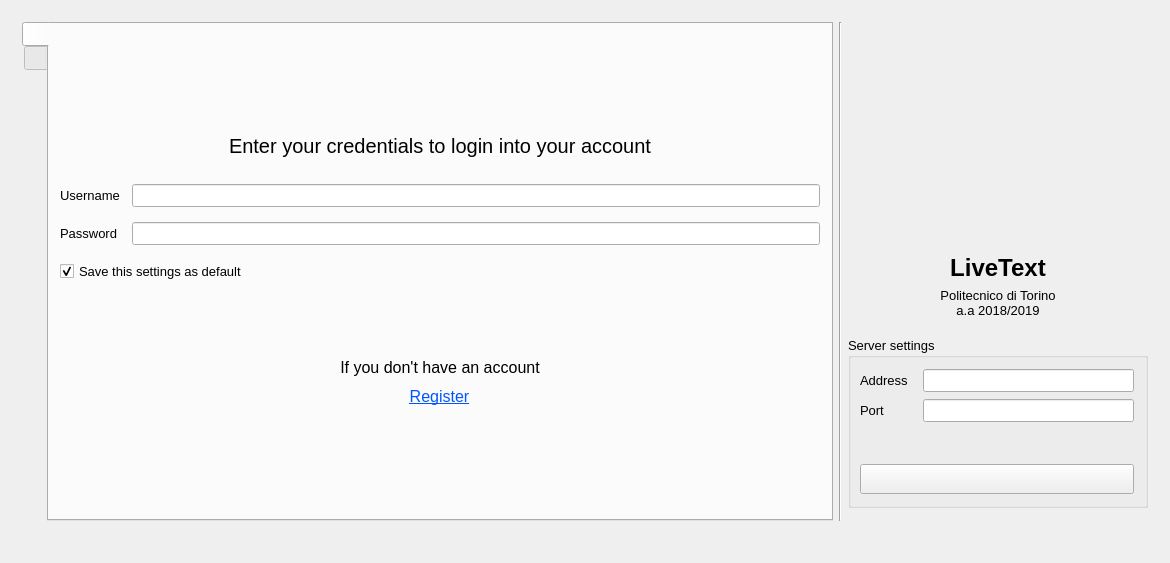
First picture: the form in textedit/landingpage.ui, repository pgallo725/livetext-pds, before the edit.
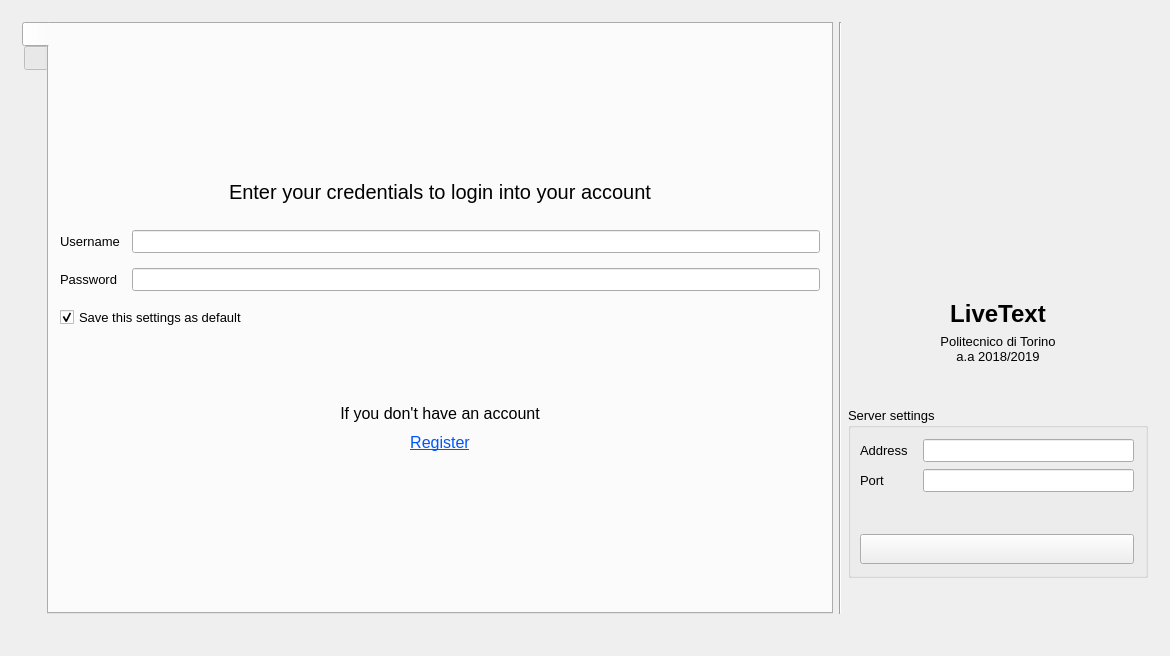
Second picture: the form after the edit. The open tabs and pages were chosen to show the change.

The edit to the form file:
```diff
--- a/textedit/landingpage.ui
+++ b/textedit/landingpage.ui
@@ -7,7 +7,7 @@
     <x>0</x>
     <y>0</y>
     <width>1170</width>
-    <height>563</height>
+    <height>656</height>
    </rect>
   </property>
   <property name="minimumSize">
@@ -227,14 +227,14 @@
               <item>
                <widget class="QPushButton" name="pushButton_register">
                 <property name="sizePolicy">
-                 <sizepolicy hsizetype="Expanding" vsizetype="Fixed">
+                 <sizepolicy hsizetype="Expanding" vsizetype="Minimum">
                   <horstretch>0</horstretch>
                   <verstretch>0</verstretch>
                  </sizepolicy>
                 </property>
                 <property name="maximumSize">
                  <size>
-                  <width>75</width>
+                  <width>16777215</width>
                   <height>16777215</height>
                  </size>
                 </property>
```
Left out of the diff: 5 changed lines with no effect on the pictures.
